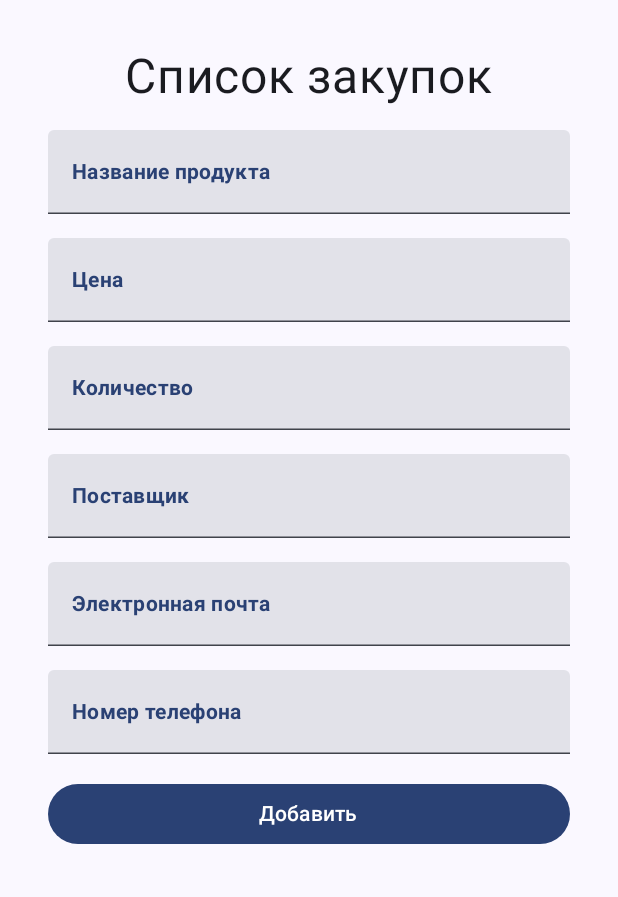
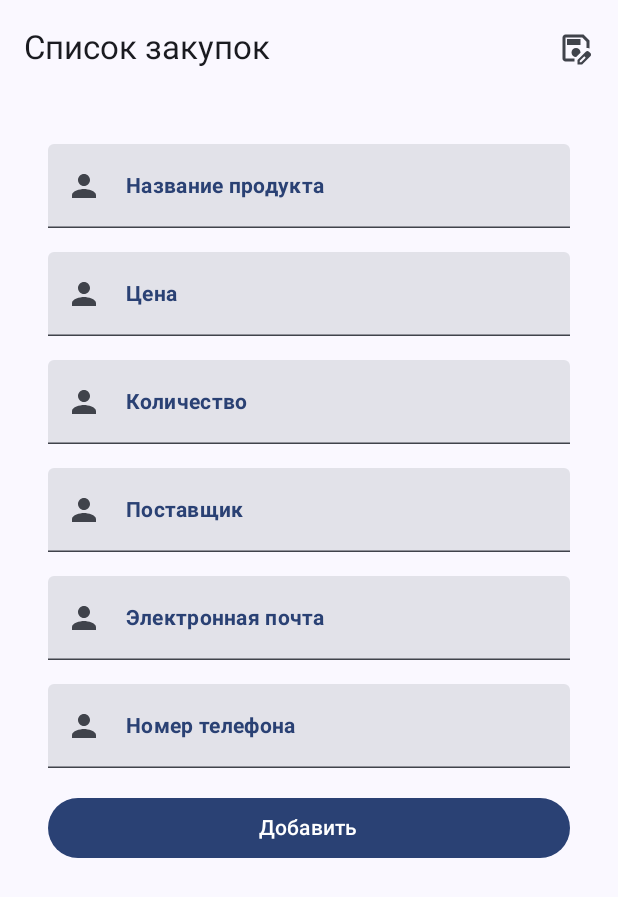
Before and after one commit to K4346/SupplierStock, an Android app built with Jetpack Compose: the ProductInfoScreen screen opened through its navigation route, on a phone screen of 412 x 824 dp. Shown: the top 897 px of the screen. Run offline under Robolectric (Android 15) with nearby library versions, the phone set to English and light mode, and no system bars; our stand-ins replace Room's generated code; 4 statements that could not run were skipped.

Commit message:
Лабораторная работа №3: Шифрование файлов и предпочтений сделал все кроме загрузки файла (заглушка)

```diff
--- a/app/build.gradle.kts
+++ b/app/build.gradle.kts
@@ -2,6 +2,7 @@ plugins {
     id("com.android.application")
     id("org.jetbrains.kotlin.android")
     id("kotlin-kapt")
+    id ("kotlin-parcelize")
 
 
 }
@@ -63,6 +64,7 @@ dependencies {
     implementation("androidx.compose.ui:ui-tooling-preview")
     implementation("androidx.compose.material3:material3")
     implementation("androidx.wear.compose:compose-material3:1.0.0-alpha14")
+    implementation("androidx.security:security-crypto:1.1.0-alpha06")
     testImplementation("junit:junit:4.13.2")
     androidTestImplementation("androidx.test.ext:junit:1.1.5")
     androidTestImplementation("androidx.test.espresso:espresso-core:3.5.1")
@@ -81,4 +83,6 @@ dependencies {
     implementation ("androidx.room:room-ktx:2.6.0")
     kapt("androidx.room:room-compiler:2.6.0")
 
+    implementation("com.google.code.gson:gson:2.10.1")
+
 }
--- a/app/src/main/java/com/example/supplierstock/MainActivity.kt
+++ b/app/src/main/java/com/example/supplierstock/MainActivity.kt
@@ -9,11 +9,14 @@ import androidx.compose.material3.Surface
 import androidx.compose.runtime.Composable
 import androidx.compose.ui.Modifier
 import androidx.compose.ui.tooling.preview.Preview
+import com.example.supplierstock.data.SettingsManager
 import com.example.supplierstock.ui.theme.SupplierStockTheme
 
 class MainActivity : ComponentActivity() {
     override fun onCreate(savedInstanceState: Bundle?) {
         super.onCreate(savedInstanceState)
+        SettingsManager.initialize(application)
+
         setContent {
             SupplierStockTheme {
                 Surface(
--- a/app/src/main/java/com/example/supplierstock/SupplierStockAppNavigation.kt
+++ b/app/src/main/java/com/example/supplierstock/SupplierStockAppNavigation.kt
@@ -5,6 +5,7 @@ import androidx.navigation.compose.NavHost
 import androidx.navigation.compose.composable
 import androidx.navigation.compose.rememberNavController
 import com.example.supplierstock.ui.screens.product_info.ProductInfoScreen
+import com.example.supplierstock.ui.screens.settings.SettingsScreen
 import com.example.supplierstock.ui.screens.stock_list.SupplierStockScreen
 
 
@@ -25,12 +26,15 @@ fun SupplierStockAppNavigation() {
                 backStackEntry.arguments?.getString("productId")?.toInt() ?: return@composable
             ProductInfoScreen(productId = productId, navHostController = navController)
         }
-        composable(SupplierStockScreenRoutes.AddProductScreen.name) { backStackEntry ->
+        composable(SupplierStockScreenRoutes.AddProductScreen.name) {
             ProductInfoScreen(productId = null, navHostController = navController)
+        }
+        composable(SupplierStockScreenRoutes.SettingsScreen.name) {
+            SettingsScreen(navHostController = navController)
         }
     }
 }
 
 enum class SupplierStockScreenRoutes {
-    StockListScreen, ProductScreen, AddProductScreen
+    StockListScreen, ProductScreen, AddProductScreen, SettingsScreen
 }
--- a/app/src/main/java/com/example/supplierstock/ui/composable/TextFields.kt
+++ b/app/src/main/java/com/example/supplierstock/ui/composable/TextFields.kt
@@ -3,7 +3,10 @@ package com.example.supplierstock.ui.composable
 import androidx.compose.foundation.layout.fillMaxWidth
 import androidx.compose.foundation.layout.padding
 import androidx.compose.foundation.text.KeyboardOptions
+import androidx.compose.material.icons.Icons
+import androidx.compose.material.icons.filled.Person
 import androidx.compose.material3.ExperimentalMaterial3Api
+import androidx.compose.material3.Icon
 import androidx.compose.material3.MaterialTheme
 import androidx.compose.material3.Text
 import androidx.compose.material3.TextField
@@ -11,16 +14,18 @@ import androidx.compose.runtime.Composable
 import androidx.compose.ui.Modifier
 import androidx.compose.ui.text.font.FontWeight
 import androidx.compose.ui.text.input.KeyboardType
+import androidx.compose.ui.text.input.VisualTransformation
 import androidx.compose.ui.unit.dp
 
 @OptIn(ExperimentalMaterial3Api::class)
 @Composable
-fun ProductInfoBasicTextField(
+fun BasicTextField(
     value: String,
     onValueChange: (String) -> Unit,
     label: String,
     modifier: Modifier = Modifier,
-    keyboardOptions: KeyboardOptions = KeyboardOptions(keyboardType = KeyboardType.Text)
+    keyboardOptions: KeyboardOptions = KeyboardOptions(keyboardType = KeyboardType.Text),
+    visualTransformation: VisualTransformation = VisualTransformation.None
 ) {
     TextField(
         value = value,
@@ -38,6 +43,16 @@ fun ProductInfoBasicTextField(
         modifier = modifier
             .fillMaxWidth()
             .padding(8.dp),
-        keyboardOptions = keyboardOptions
+        keyboardOptions = keyboardOptions,
+//        todo leadingIcon
+        leadingIcon = {
+            Icon(
+                imageVector = Icons.Default.Person,
+                contentDescription = ""
+            )
+        },
+        visualTransformation = visualTransformation
     )
+
+//    todo можно сделать второй текстфилд для чувствительных данных
 }
--- a/app/src/main/java/com/example/supplierstock/ui/screens/product_info/ProductInfoScreen.kt
+++ b/app/src/main/java/com/example/supplierstock/ui/screens/product_info/ProductInfoScreen.kt
@@ -1,6 +1,9 @@
 package com.example.supplierstock.ui.screens.product_info
 
 import android.util.Log
+import androidx.activity.compose.rememberLauncherForActivityResult
+import androidx.activity.result.contract.ActivityResultContracts
+import androidx.compose.foundation.clickable
 import androidx.compose.foundation.layout.Column
 import androidx.compose.foundation.layout.fillMaxSize
 import androidx.compose.foundation.layout.fillMaxWidth
@@ -20,6 +23,7 @@ import androidx.compose.material3.SnackbarHost
 import androidx.compose.material3.SnackbarHostState
 import androidx.compose.material3.SnackbarResult
 import androidx.compose.material3.Text
+import androidx.compose.material3.TopAppBar
 import androidx.compose.runtime.Composable
 import androidx.compose.runtime.LaunchedEffect
 import androidx.compose.runtime.getValue
@@ -29,16 +33,19 @@ import androidx.compose.ui.ExperimentalComposeUiApi
 import androidx.compose.ui.Modifier
 import androidx.compose.ui.platform.LocalContext
 import androidx.compose.ui.platform.LocalSoftwareKeyboardController
+import androidx.compose.ui.res.painterResource
 import androidx.compose.ui.res.stringResource
 import androidx.compose.ui.text.input.KeyboardType
+import androidx.compose.ui.text.input.PasswordVisualTransformation
+import androidx.compose.ui.text.input.VisualTransformation
 import androidx.compose.ui.unit.dp
-import androidx.compose.ui.unit.sp
 import androidx.lifecycle.compose.collectAsStateWithLifecycle
 import androidx.lifecycle.viewmodel.compose.viewModel
 import androidx.navigation.NavHostController
 import com.example.supplierstock.R
+import com.example.supplierstock.data.SettingsManager
 import com.example.supplierstock.extensions.getActivity
-import com.example.supplierstock.ui.composable.ProductInfoBasicTextField
+import com.example.supplierstock.ui.composable.BasicTextField
 
 @OptIn(ExperimentalMaterial3Api::class, ExperimentalComposeUiApi::class)
 @Composable
@@ -67,6 +74,8 @@ fun ProductInfoScreen(
     val keyboardController = LocalSoftwareKeyboardController.current
     val snackbarHostState = remember { SnackbarHostState() }
 
+    val activityContext = LocalContext.current.getActivity()
+
     LaunchedEffect(UInt) {
         viewModel.errorSF.collect { error ->
             if (!viewModel.showError || error == null) return@collect
@@ -85,9 +94,63 @@ fun ProductInfoScreen(
                 }
             }
         }
-
     }
+    val saveEncryptedFileResultLauncher =
+        rememberLauncherForActivityResult(
+            contract = ActivityResultContracts.CreateDocument()
+        ) { uri ->
+            if (uri == null || activityContext == null) return@rememberLauncherForActivityResult
+            val product = viewModel.makeProductForEncryptToFile()
+            SettingsManager.saveToFile(
+                activityContext,
+                product,
+                uri
+            )
+        }
+    val loadEncryptedFileResultLauncher =
+        rememberLauncherForActivityResult(
+            contract = ActivityResultContracts.OpenDocument()
+        ) { uri ->
+            if (uri == null || activityContext == null) return@rememberLauncherForActivityResult
+            SettingsManager.getProductFromEncryptedFile(
+                activityContext,
+                uri
+            )
+        }
+//    todo разделить функционал на 2 экрана
     Scaffold(
+        topBar = {
+            TopAppBar(
+                title = { Text(text = stringResource(id = R.string.list_product)) },
+                actions = {
+                    if (productId == null) {
+                        Icon(
+                            painter = painterResource(R.drawable.baseline_save),
+                            contentDescription = null,
+                            modifier = Modifier
+                                .padding(end = 12.dp)
+                                .clickable {
+                                    keyboardController?.hide()
+                                    keyboardController?.hide()
+                                    loadEncryptedFileResultLauncher.launch(arrayOf("application/json"))
+                                }
+                        )
+                    } else {
+                        Icon(
+                            painter = painterResource(R.drawable.baseline_upload),
+                            contentDescription = null,
+                            modifier = Modifier
+                                .padding(end = 12.dp)
+                                .clickable {
+                                    keyboardController?.hide()
+                                    if (!viewModel.fieldsAreFine()) return@clickable
+                                    saveEncryptedFileResultLauncher.launch(SettingsManager.encrypted_product_name)
+                                }
+                        )
+                    }
+                }
+            )
+        },
         snackbarHost = {
             SnackbarHost(hostState = snackbarHostState)
         }
@@ -100,51 +163,45 @@ fun ProductInfoScreen(
                 .padding(24.dp),
             horizontalAlignment = Alignment.CenterHorizontally
         ) {
-            Text(
-                text = stringResource(R.string.list_product),
-                fontSize = 32.sp,
-                modifier = Modifier.padding(8.dp)
-            )
-            ProductInfoBasicTextField(
+            BasicTextField(
                 value = uiState.name,
                 onValueChange = { viewModel.onNameChange(it) },
                 stringResource(R.string.product_name),
-                Modifier.padding(contentPadding)
             )
-            ProductInfoBasicTextField(
+            BasicTextField(
                 value = uiState.price,
                 onValueChange = { viewModel.onPriceChange(it) },
                 stringResource(R.string.price),
-                Modifier.padding(contentPadding),
                 keyboardOptions = KeyboardOptions(keyboardType = KeyboardType.Number)
             )
-            ProductInfoBasicTextField(
+            BasicTextField(
                 value = uiState.quantity,
                 onValueChange = { viewModel.onQuantityChange(it) },
                 stringResource(R.string.quantity),
-                Modifier.padding(contentPadding),
                 keyboardOptions = KeyboardOptions(keyboardType = KeyboardType.Decimal)
             )
-            ProductInfoBasicTextField(
+            BasicTextField(
                 value = uiState.supplier,
                 onValueChange = { viewModel.onSupplierChange(it) },
                 stringResource(R.string.supplier),
-                Modifier.padding(contentPadding)
             )
-            ProductInfoBasicTextField(
+            BasicTextField(
                 value = uiState.email,
                 onValueChange = { viewModel.onEmailChange(it) },
                 stringResource(R.string.email),
-                Modifier.padding(contentPadding),
-                keyboardOptions = KeyboardOptions(keyboardType = KeyboardType.Email)
+                keyboardOptions = KeyboardOptions(keyboardType = KeyboardType.Email),
+                visualTransformation = if (!viewModel.getFlagHideSensitiveData()) VisualTransformation.None else PasswordVisualTransformation()
             )
-            ProductInfoBasicTextField(
+            BasicTextField(
                 value = uiState.phone,
                 onValueChange = { viewModel.onPhoneChange(it) },
                 stringResource(R.string.phone),
-                Modifier.padding(contentPadding),
-                keyboardOptions = KeyboardOptions(keyboardType = KeyboardType.Phone)
+                keyboardOptions = KeyboardOptions(keyboardType = KeyboardType.Phone),
+                visualTransformation = if (!viewModel.getFlagHideSensitiveData()) VisualTransformation.None else PasswordVisualTransformation()
             )
+            if (productId != null) {
+                Text("${stringResource(R.string.data_source)}: ${uiState.dataSource} ")
+            }
 
             Button(
                 onClick = {
@@ -177,8 +234,9 @@ fun ProductInfoScreen(
                 }
             }
             if (productId != null) {
-                val activityContext = LocalContext.current.getActivity()
-                Button(onClick = { viewModel.shareData(activityContext) }) {
+
+                Button(enabled = !viewModel.getFlagDisableDataSharing(),
+                    onClick = { viewModel.shareData(activityContext) }) {
                     Icon(
                         imageVector = Icons.Filled.Share,
                         modifier = Modifier.size(16.dp),
@@ -188,5 +246,4 @@ fun ProductInfoScreen(
             }
         }
     }
-
 }
--- a/app/src/main/java/com/example/supplierstock/ui/screens/product_info/ProductInfoUi.kt
+++ /dev/null
@@ -1,10 +0,0 @@
-package com.example.supplierstock.ui.screens.product_info
-
-data class ProductInfoUi(
-    val name: String = "",
-    val price: String = "",
-    val quantity: String = "",
-    val supplier: String = "",
-    val email: String = "",
-    val phone: String = ""
-)
--- /dev/null
+++ b/app/src/main/java/com/example/supplierstock/ui/screens/product_info/ProductInfoUiState.kt
@@ -0,0 +1,11 @@
+package com.example.supplierstock.ui.screens.product_info
+
+data class ProductInfoUiState(
+    val name: String,
+    val price: String,
+    val quantity: String,
+    val supplier: String,
+    val email: String,
+    val phone: String,
+    val dataSource: String
+)
--- a/app/src/main/java/com/example/supplierstock/ui/screens/product_info/ProductInfoViewModel.kt
+++ b/app/src/main/java/com/example/supplierstock/ui/screens/product_info/ProductInfoViewModel.kt
@@ -1,14 +1,18 @@
 package com.example.supplierstock.ui.screens.product_info
 
 import android.app.Application
+import android.util.Log
 import androidx.activity.ComponentActivity
 import androidx.lifecycle.AndroidViewModel
 import androidx.lifecycle.viewModelScope
+import com.example.supplierstock.data.SettingsManager
+import com.example.supplierstock.data.entities.DataSource
 import com.example.supplierstock.data.entities.ProductEntity
 import com.example.supplierstock.data.repositories.StockRepositoryImpl
 import com.example.supplierstock.domain.repositories.StockRepository
 import com.example.supplierstock.domain.use_cases.ShareUseCase
 import com.example.supplierstock.domain.use_cases.ValidatorUseCase
+import com.google.gson.Gson
 import kotlinx.coroutines.Dispatchers
 import kotlinx.coroutines.flow.Flow
 import kotlinx.coroutines.flow.MutableSharedFlow
@@ -24,8 +28,8 @@ class ProductInfoViewModel(private val app: Application) : AndroidViewModel(app)
     private var currentProduct: ProductEntity? = null
     private var productId: Int? = null
 
-    private val _uiState = MutableStateFlow(ProductInfoUi())
-    val uiState: StateFlow<ProductInfoUi> = _uiState.asStateFlow()
+    private val _uiState = MutableStateFlow(getTemplateUiState())
+    val uiState: StateFlow<ProductInfoUiState> = _uiState.asStateFlow()
 
     private val _errorSF: MutableSharedFlow<String?> = MutableSharedFlow()
     val errorSF: SharedFlow<String?> = _errorSF.asSharedFlow()
@@ -76,24 +80,50 @@ class ProductInfoViewModel(private val app: Application) : AndroidViewModel(app)
         _navigateToProductList.value = true
     }
 
+    private fun getTemplateUiState(): ProductInfoUiState {
+        return if (SettingsManager.useDefaultValues) {
+            ProductInfoUiState(
+                name = "",
+                price = "",
+                quantity = "",
+                supplier = SettingsManager.defaultSupplierName,
+                email = SettingsManager.defaultEmail,
+                phone = SettingsManager.defaultPhone,
+                dataSource = DataSource.Manual.name
+            )
+        } else {
+            ProductInfoUiState(
+                name = "",
+                price = "",
+                quantity = "",
+                supplier = "",
+                email = "",
+                phone = "",
+                dataSource = DataSource.Manual.name
+            )
+        }
+    }
+
     fun initUiState(productId0: Int) {
         productId = productId0
         viewModelScope.launch(Dispatchers.IO) {
             currentProduct = stockRepository.getAllProductsFromBd(app).first { it.id == productId }
             currentProduct?.let {
-                _uiState.value = ProductInfoUi(
+                Log.i("kpop", Gson().toJson(it))
+                _uiState.value = ProductInfoUiState(
                     name = it.name,
                     price = it.price.toString(),
                     quantity = it.quantity.toString(),
                     supplier = it.supplier,
                     email = it.email,
-                    phone = it.phone
+                    phone = it.phone,
+                    dataSource = it.dataSource.name
                 )
             }
         }
     }
 
-    private fun makeProduct(currentProductId: Int?): ProductEntity {
+    private fun makeProduct(currentProductId: Int?, dataSource: DataSource): ProductEntity {
         return ProductEntity(
             id = currentProductId,
             name = uiState.value.name,
@@ -101,18 +131,23 @@ class ProductInfoViewModel(private val app: Application) : AndroidViewModel(app)
             quantity = uiState.value.quantity.toIntOrNull() ?: 0,
             supplier = uiState.value.supplier,
             email = uiState.value.email,
-            phone = uiState.value.phone
+            phone = uiState.value.phone,
+            dataSource = dataSource
         )
     }
 
     fun processProduct() {
-        val productEntity = makeProduct(productId)
+        val productEntity =
+            makeProduct(currentProductId = productId, dataSource = DataSource.Manual)
         if (productId == null) {
             addProductAndReturnBack(productEntity)
         } else {
             editProductAndReturnBack(productEntity)
         }
     }
+
+    fun makeProductForEncryptToFile() =
+        makeProduct(currentProductId = productId, dataSource = DataSource.File)
 
     fun fieldsAreFine(): Boolean {
         val productNameRes = validatorUseCase.validateProductName(uiState.value.name)
@@ -173,9 +208,16 @@ class ProductInfoViewModel(private val app: Application) : AndroidViewModel(app)
         }
         _navigateToProductList.value = true
     }
+
     fun shareData(activityContext: ComponentActivity?) {
         if (currentProduct == null) return
         val shareUseCase = ShareUseCase()
         activityContext?.startActivity(shareUseCase.makeIntent(currentProduct!!, activityContext))
     }
+
+    fun getFlagHideSensitiveData() = SettingsManager.hideSensitiveData
+
+    fun getFlagDisableDataSharing() = SettingsManager.disableDataSharing
+
+
 }
--- a/app/src/main/java/com/example/supplierstock/ui/screens/stock_list/StockListScreen.kt
+++ b/app/src/main/java/com/example/supplierstock/ui/screens/stock_list/StockListScreen.kt
@@ -7,12 +7,16 @@ import androidx.compose.foundation.layout.padding
 import androidx.compose.foundation.layout.size
 import androidx.compose.foundation.lazy.LazyColumn
 import androidx.compose.foundation.lazy.items
+import androidx.compose.material.icons.Icons
+import androidx.compose.material.icons.filled.Settings
 import androidx.compose.material3.Card
 import androidx.compose.material3.CardDefaults
 import androidx.compose.material3.ExperimentalMaterial3Api
 import androidx.compose.material3.Icon
 import androidx.compose.material3.IconButton
+import androidx.compose.material3.Scaffold
 import androidx.compose.material3.Text
+import androidx.compose.material3.TopAppBar
 import androidx.compose.runtime.Composable
 import androidx.compose.ui.Alignment
 import androidx.compose.ui.Modifier
@@ -27,18 +31,27 @@ import com.example.supplierstock.SupplierStockScreenRoutes
 import com.example.supplierstock.data.entities.ProductEntity
 
 
+@OptIn(ExperimentalMaterial3Api::class)
 @Composable
 fun SupplierStockScreen(
-    viewModel: StockListViewModel = viewModel(),
-    navController: NavHostController
+    viewModel: StockListViewModel = viewModel(), navController: NavHostController
 ) {
+    Scaffold(topBar = {
+        TopAppBar(title = { Text(text = stringResource(id = R.string.stock)) }, actions = {
+            IconButton(onClick = { goToSettingsScreen(navController) }) {
+                Icon(
+                    imageVector = Icons.Default.Settings,
+                    contentDescription = stringResource(id = R.string.settings)
+                )
+            }
+        })
+    }) { contentPadding ->
         Column(
-        modifier =
-        Modifier
+            modifier = Modifier
                 .fillMaxWidth()
                 .fillMaxHeight()
-            .padding(8.dp),
-        horizontalAlignment = Alignment.CenterHorizontally
+                .padding(contentPadding)
+                .padding(8.dp), horizontalAlignment = Alignment.CenterHorizontally
         ) {
 
             val productsState =
@@ -58,26 +71,28 @@ fun SupplierStockScreen(
             }
         }
     }
+}
 
 fun goToAddNewProductScreen(navController: NavHostController) {
     navController.navigate(SupplierStockScreenRoutes.AddProductScreen.name)
 }
 
+fun goToSettingsScreen(navController: NavHostController) {
+    navController.navigate(SupplierStockScreenRoutes.SettingsScreen.name)
+}
+
 @OptIn(ExperimentalMaterial3Api::class)
 @Composable
 fun ProductItem(product: ProductEntity, navController: NavHostController) {
-    Card(
-        modifier = Modifier
+    Card(modifier = Modifier
         .fillMaxWidth()
         .padding(8.dp),
         elevation = CardDefaults.cardElevation(defaultElevation = 6.dp),
         onClick = {
             navController.navigate("${SupplierStockScreenRoutes.ProductScreen.name}/${product.id}")
-        }
-    ) {
+        }) {
         Column(
-            modifier = Modifier
-                .padding(8.dp)
+            modifier = Modifier.padding(8.dp)
         ) {
             Text(
                 text = "Product: ${product.name}",
--- /dev/null
+++ b/app/src/main/res/drawable/baseline_save.xml
@@ -0,0 +1,9 @@
+<vector xmlns:android="http://schemas.android.com/apk/res/android"
+    android:width="24dp"
+    android:height="24dp"
+    android:viewportWidth="960"
+    android:viewportHeight="960">
+  <path
+      android:fillColor="@android:color/white"
+      android:pathData="M200,840Q167,840 143.5,816.5Q120,793 120,760L120,200Q120,167 143.5,143.5Q167,120 200,120L680,120L840,280L840,492Q821,484 800.5,481.5Q780,479 760,482L760,313L647,200L200,200Q200,200 200,200Q200,200 200,200L200,760Q200,760 200,760Q200,760 200,760L440,760L440,764L440,840L200,840ZM200,200L200,313L200,482Q200,485 200,494.5Q200,504 200,519L200,760L200,760L200,760Q200,760 200,760Q200,760 200,760L200,200Q200,200 200,200Q200,200 200,200L200,200ZM520,920L520,797L741,577Q750,568 761,564Q772,560 783,560Q795,560 806,564.5Q817,569 826,578L863,615Q871,624 875.5,635Q880,646 880,657Q880,668 876,679.5Q872,691 863,700L643,920L520,920ZM820,657L820,657L783,620L783,620L820,657ZM580,860L618,860L739,738L721,719L702,701L580,822L580,860ZM721,719L702,701L702,701L739,738L739,738L721,719ZM240,400L600,400L600,240L240,240L240,400ZM480,720Q481,720 482,720Q483,720 484,720L600,605Q600,603 600,602.5Q600,602 600,600Q600,550 565,515Q530,480 480,480Q430,480 395,515Q360,550 360,600Q360,650 395,685Q430,720 480,720Z"/>
+</vector>
--- /dev/null
+++ b/app/src/main/res/drawable/baseline_upload.xml
@@ -0,0 +1,9 @@
+<vector xmlns:android="http://schemas.android.com/apk/res/android"
+    android:width="24dp"
+    android:height="24dp"
+    android:viewportWidth="960"
+    android:viewportHeight="960">
+  <path
+      android:fillColor="@android:color/white"
+      android:pathData="M440,760L520,760L520,593L584,657L640,600L480,440L320,600L377,656L440,593L440,760ZM240,880Q207,880 183.5,856.5Q160,833 160,800L160,160Q160,127 183.5,103.5Q207,80 240,80L560,80L800,320L800,800Q800,833 776.5,856.5Q753,880 720,880L240,880ZM520,360L520,160L240,160Q240,160 240,160Q240,160 240,160L240,800Q240,800 240,800Q240,800 240,800L720,800Q720,800 720,800Q720,800 720,800L720,360L520,360ZM240,160L240,160L240,360L240,360L240,160L240,360L240,360L240,800Q240,800 240,800Q240,800 240,800L240,800Q240,800 240,800Q240,800 240,800L240,160Q240,160 240,160Q240,160 240,160Z"/>
+</vector>
--- a/app/src/main/res/values/strings.xml
+++ b/app/src/main/res/values/strings.xml
@@ -11,4 +11,14 @@
     <string name="list_product">Список закупок</string>
     <string name="remove">Удалить</string>
     <string name="share">Поделиться</string>
+    <string name="settings">Настройки</string>
+    <string name="default_supplier_name">Имя поставщик по умолчанию</string>
+    <string name="default_phone">Номер телефона по умолчанию</string>
+    <string name="default_email">Почта по умолчанию</string>
+    <string name="stock">Закупки</string>
+    <string name="use_default_values">Использовать шаблон по умолчанию</string>
+    <string name="hide_sensitive_data">Скрыть чувствительную информацию</string>
+    <string name="disable_data_sending">Запретить делиться информацией</string>
+    <string name="data_source">Источник данных</string>
+    <string name="save_to_file">Сохранить в файл</string>
 </resources>
```
Also changed, not shown: app/src/main/java/com/example/supplierstock/data/SettingsManager.kt (added, +181 -0 lines), app/src/main/java/com/example/supplierstock/data/entities/ProductEntity.kt (+10 -2 lines), app/src/main/java/com/example/supplierstock/ui/screens/settings/SettingsScreen.kt (added, +130 -0 lines), app/src/main/java/com/example/supplierstock/ui/screens/settings/SettingsUiState.kt (added, +10 -0 lines), app/src/main/java/com/example/supplierstock/ui/screens/settings/SettingsViewModel.kt (added, +61 -0 lines). Lines whose indentation alone changed are shown as unchanged.
